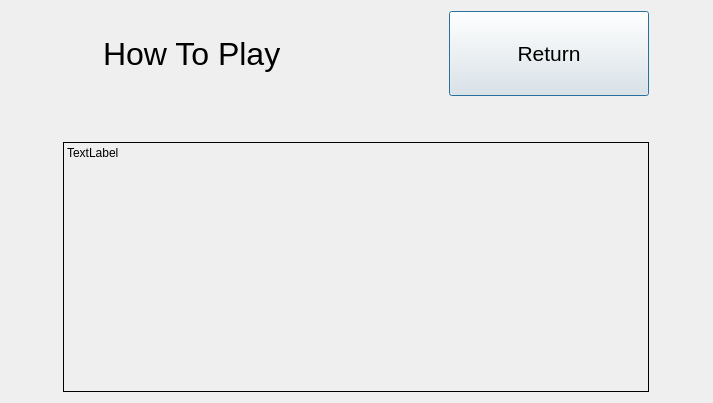
Above: UI/howToPlay.ui from Sp1riting/A-Level-Coursework before the change. Below: the same form after it.
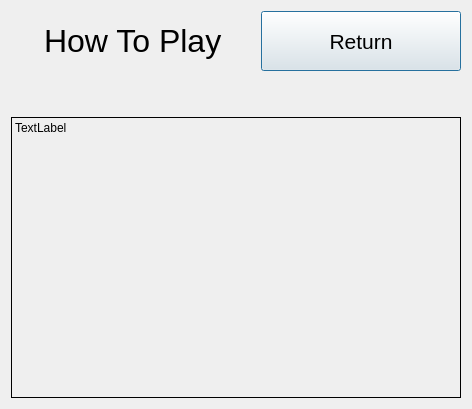
That is the form after the change.

Commit message: vertical stretching in how to play screen layout fixed. Still broken in editor, but works in preview

```diff
--- a/UI/howToPlay.ui
+++ b/UI/howToPlay.ui
@@ -6,14 +6,110 @@
    <rect>
     <x>0</x>
     <y>0</y>
-    <width>713</width>
-    <height>403</height>
+    <width>472</width>
+    <height>409</height>
    </rect>
   </property>
   <property name="windowTitle">
    <string>Dialog</string>
   </property>
-  <layout class="QGridLayout" name="gridLayout_2">
+  <layout class="QGridLayout" name="gridLayout">
+   <item row="0" column="0">
+    <layout class="QHBoxLayout" name="howToPlayHorizontalLayout" stretch="0,0,0,0">
+     <property name="sizeConstraint">
+      <enum>QLayout::SetFixedSize</enum>
+     </property>
+     <item>
+      <spacer name="horizontalSpacer">
+       <property name="orientation">
+        <enum>Qt::Horizontal</enum>
+       </property>
+       <property name="sizeType">
+        <enum>QSizePolicy::Preferred</enum>
+       </property>
+       <property name="sizeHint" stdset="0">
+        <size>
+         <width>40</width>
+         <height>20</height>
+        </size>
+       </property>
+      </spacer>
+     </item>
+     <item>
+      <widget class="QLabel" name="howToPlayTitleLabel">
+       <property name="sizePolicy">
+        <sizepolicy hsizetype="Fixed" vsizetype="Fixed">
+         <horstretch>0</horstretch>
+         <verstretch>0</verstretch>
+        </sizepolicy>
+       </property>
+       <property name="maximumSize">
+        <size>
+         <width>300</width>
+         <height>50</height>
+        </size>
+       </property>
+       <property name="font">
+        <font>
+         <pointsize>24</pointsize>
+        </font>
+       </property>
+       <property name="layoutDirection">
+        <enum>Qt::LeftToRight</enum>
+       </property>
+       <property name="text">
+        <string>How To Play</string>
+       </property>
+      </widget>
+     </item>
+     <item>
+      <spacer name="horizontalSpacer_2">
+       <property name="orientation">
+        <enum>Qt::Horizontal</enum>
+       </property>
+       <property name="sizeType">
+        <enum>QSizePolicy::Preferred</enum>
+       </property>
+       <property name="sizeHint" stdset="0">
+        <size>
+         <width>40</width>
+         <height>20</height>
+        </size>
+       </property>
+      </spacer>
+     </item>
+     <item>
+      <widget class="QPushButton" name="howToPlayReturnButton">
+       <property name="sizePolicy">
+        <sizepolicy hsizetype="Fixed" vsizetype="Fixed">
+         <horstretch>0</horstretch>
+         <verstretch>0</verstretch>
+        </sizepolicy>
+       </property>
+       <property name="minimumSize">
+        <size>
+         <width>200</width>
+         <height>50</height>
+        </size>
+       </property>
+       <property name="maximumSize">
+        <size>
+         <width>200</width>
+         <height>60</height>
+        </size>
+       </property>
+       <property name="font">
+        <font>
+         <pointsize>16</pointsize>
+        </font>
+       </property>
+       <property name="text">
+        <string>Return</string>
+       </property>
+      </widget>
+     </item>
+    </layout>
+   </item>
    <item row="1" column="0">
     <spacer name="verticalSpacer">
      <property name="orientation">
@@ -64,102 +160,6 @@
      </property>
     </widget>
    </item>
-   <item row="0" column="0">
-    <layout class="QHBoxLayout" name="horizontalLayout" stretch="0,0,0,0">
-     <property name="sizeConstraint">
-      <enum>QLayout::SetMinAndMaxSize</enum>
-     </property>
-     <item>
-      <spacer name="horizontalSpacer">
-       <property name="orientation">
-        <enum>Qt::Horizontal</enum>
-       </property>
-       <property name="sizeType">
-        <enum>QSizePolicy::Fixed</enum>
-       </property>
-       <property name="sizeHint" stdset="0">
-        <size>
-         <width>40</width>
-         <height>20</height>
-        </size>
-       </property>
-      </spacer>
-     </item>
-     <item>
-      <widget class="QLabel" name="howToPlayTitleLabel">
-       <property name="sizePolicy">
-        <sizepolicy hsizetype="Fixed" vsizetype="Minimum">
-         <horstretch>0</horstretch>
-         <verstretch>0</verstretch>
-        </sizepolicy>
-       </property>
-       <property name="maximumSize">
-        <size>
-         <width>300</width>
-         <height>100</height>
-        </size>
-       </property>
-       <property name="font">
-        <font>
-         <pointsize>24</pointsize>
-        </font>
-       </property>
-       <property name="layoutDirection">
-        <enum>Qt::LeftToRight</enum>
-       </property>
-       <property name="text">
-        <string>How To Play</string>
-       </property>
-      </widget>
-     </item>
-     <item>
-      <spacer name="horizontalSpacer_2">
-       <property name="orientation">
-        <enum>Qt::Horizontal</enum>
-       </property>
-       <property name="sizeType">
-        <enum>QSizePolicy::Fixed</enum>
-       </property>
-       <property name="sizeHint" stdset="0">
-        <size>
-         <width>40</width>
-         <height>20</height>
-        </size>
-       </property>
-      </spacer>
-     </item>
-     <item>
-      <widget class="QPushButton" name="howToPlayReturnButton">
-       <property name="sizePolicy">
-        <sizepolicy hsizetype="Fixed" vsizetype="Minimum">
-         <horstretch>0</horstretch>
-         <verstretch>0</verstretch>
-        </sizepolicy>
-       </property>
-       <property name="minimumSize">
-        <size>
-         <width>200</width>
-         <height>75</height>
-        </size>
-       </property>
-       <property name="maximumSize">
-        <size>
-         <width>200</width>
-         <height>100</height>
-        </size>
-       </property>
-       <property name="font">
-        <font>
-         <pointsize>16</pointsize>
-        </font>
-       </property>
-       <property name="text">
-        <string>Return</string>
-       </property>
-      </widget>
-     </item>
-    </layout>
-   </item>
   </layout>
  </widget>
  <resources/>
```
The commit also changes 1 other file.
